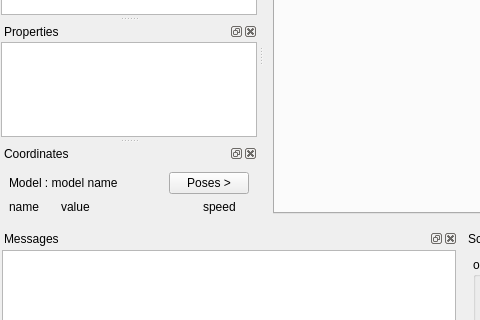
The window that Gui/vsWidgets/vsMainWindow.ui (ia-dev/opensimQt) describes before a commit, drawn with Qt 5; both pictures show x 0 to 480 and y 219 to 539 of the 1024 by 768 pixel window.
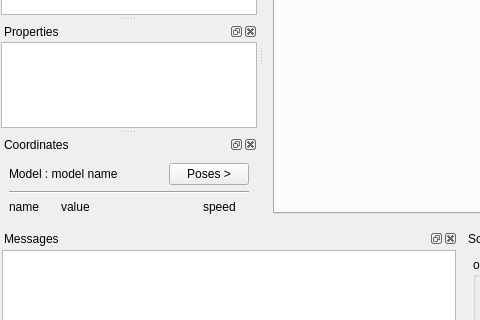
The same window after the commit. Icons and pictures are not drawn. Custom widgets are drawn as their Qt base class.

Diff of the .ui file:
```diff
--- a/Gui/vsWidgets/vsMainWindow.ui
+++ b/Gui/vsWidgets/vsMainWindow.ui
@@ -632,6 +632,13 @@
        </item>
       </layout>
      </item>
+     <item>
+      <widget class="Line" name="line">
+       <property name="orientation">
+        <enum>Qt::Horizontal</enum>
+       </property>
+      </widget>
+     </item>
      <item>
       <layout class="QHBoxLayout" name="coordinatesHeader">
        <item>
```
